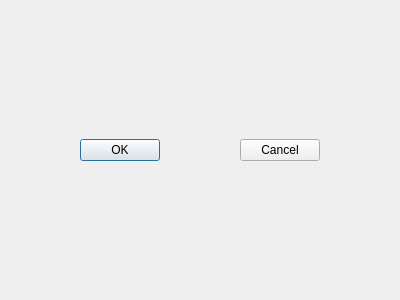
Old version of the form src/property/dialogs/paintdialog.ui in the repository Gris87/ObjectController.
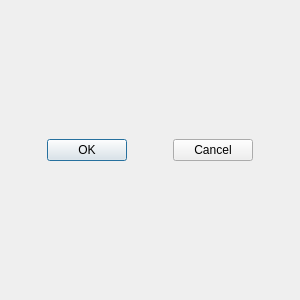
New version of the form.

Diff of the .ui file:
```diff
--- a/src/property/dialogs/paintdialog.ui
+++ b/src/property/dialogs/paintdialog.ui
@@ -6,10 +6,16 @@
    <rect>
     <x>0</x>
     <y>0</y>
-    <width>400</width>
+    <width>300</width>
     <height>300</height>
    </rect>
   </property>
+  <property name="minimumSize">
+   <size>
+    <width>300</width>
+    <height>300</height>
+   </size>
+  </property>
   <property name="windowTitle">
    <string>Paint editor</string>
   </property>
```
